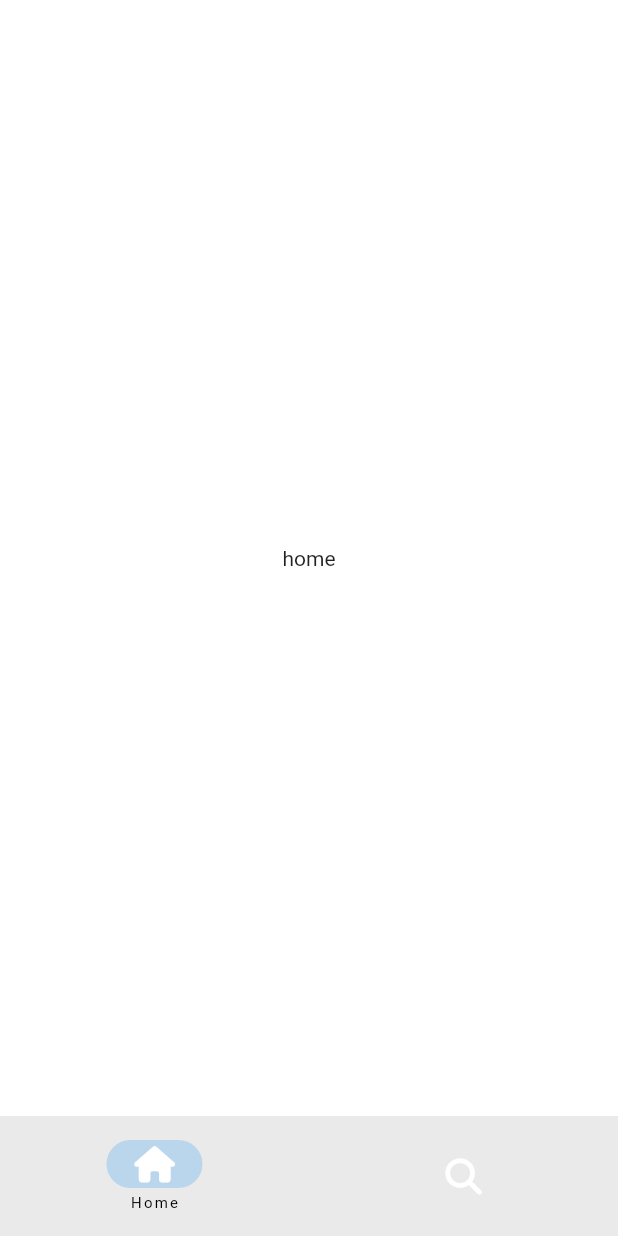
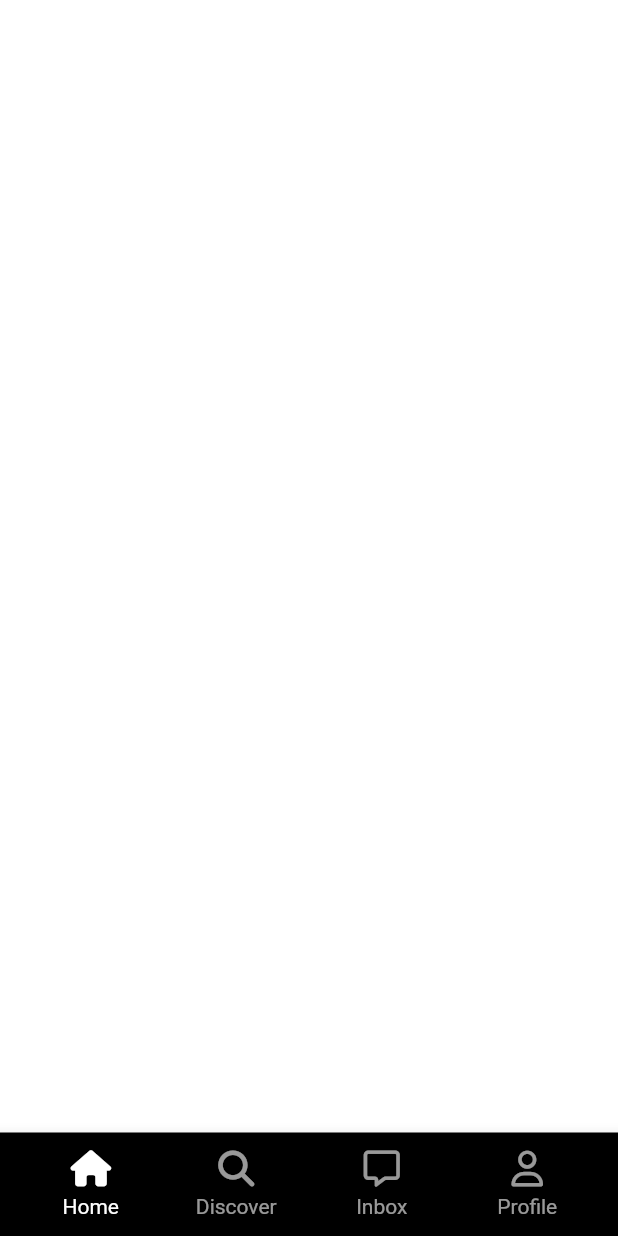
Before and after one commit to BathwithRadio/Flutter-NomadCoder-Tiktok, a Flutter app: the screen it shows after launch, on a phone screen of 412 x 824 dp. Run offline on Flutter 3.47's test engine with Material 2 defaults, Android fonts, the phone set to English and light mode, and no system bars; our stand-ins replace font_awesome_flutter.

Commit message:
Expanded, BottomAppBar with Scaffold

```diff
--- a/tiktok_clone/lib/features/main_navigation/main_navigation_screen.dart
+++ b/tiktok_clone/lib/features/main_navigation/main_navigation_screen.dart
@@ -1,5 +1,7 @@
 import 'package:flutter/material.dart';
 import 'package:font_awesome_flutter/font_awesome_flutter.dart';
+import 'package:tiktok_clone/constants/sizes.dart';
+import 'package:tiktok_clone/features/main_navigation/widgets/nav_tab.dart';
 
 class MainNavigatoinScreen extends StatefulWidget {
   const MainNavigatoinScreen({super.key});
@@ -13,10 +15,16 @@ class _MainNavigatoinScreenState extends State<MainNavigatoinScreen> {
 
   final screens = [
     const Center(
-      child: Text("home"),
+      child: Text(
+        "home",
+        style: TextStyle(fontSize: 49),
+      ),
     ),
     const Center(
-      child: Text("Search"),
+      child: Text(
+        "Search",
+        style: TextStyle(fontSize: 49),
+      ),
     ),
   ];
 
@@ -29,27 +37,40 @@ class _MainNavigatoinScreenState extends State<MainNavigatoinScreen> {
   @override
   Widget build(BuildContext context) {
     return Scaffold(
-      body: screens[_selectedIndex],
-      bottomNavigationBar: NavigationBar(
-        labelBehavior: NavigationDestinationLabelBehavior.onlyShowSelected,
-        selectedIndex: _selectedIndex,
-        onDestinationSelected: _onTap,
-        destinations: const [
-          NavigationDestination(
-            icon: FaIcon(
-              FontAwesomeIcons.house,
-              color: Colors.white,
-            ),
-            label: "Home",
+      bottomNavigationBar: BottomAppBar(
+        color: Colors.black,
+        child: Padding(
+          padding: const EdgeInsets.all(Sizes.size12),
+          child: Row(
+            mainAxisAlignment: MainAxisAlignment.spaceBetween,
+            children: [
+              NavTab(
+                text: "Home",
+                isSelected: _selectedIndex == 0,
+                icon: FontAwesomeIcons.house,
+                onTap: () => _onTap(0),
+              ),
+              NavTab(
+                text: "Discover",
+                isSelected: _selectedIndex == 1,
+                icon: FontAwesomeIcons.magnifyingGlass,
+                onTap: () => _onTap(1),
+              ),
+              NavTab(
+                text: "Inbox",
+                isSelected: _selectedIndex == 3,
+                icon: FontAwesomeIcons.message,
+                onTap: () => _onTap(3),
+              ),
+              NavTab(
+                text: "Profile",
+                isSelected: _selectedIndex == 4,
+                icon: FontAwesomeIcons.user,
+                onTap: () => _onTap(4),
+              ),
+            ],
           ),
-          NavigationDestination(
-            icon: FaIcon(
-              FontAwesomeIcons.magnifyingGlass,
-              color: Colors.white,
-            ),
-            label: "Search",
-          ),
-        ],
+        ),
       ),
     );
   }
--- /dev/null
+++ b/tiktok_clone/lib/features/main_navigation/widgets/nav_tab.dart
@@ -0,0 +1,49 @@
+import 'package:flutter/material.dart';
+import 'package:font_awesome_flutter/font_awesome_flutter.dart';
+import 'package:tiktok_clone/constants/sizes.dart';
+
+class NavTab extends StatelessWidget {
+  const NavTab(
+      {super.key,
+      required this.text,
+      required this.isSelected,
+      required this.icon,
+      required this.onTap});
+
+  final String text;
+  final bool isSelected;
+  final IconData icon;
+  final Function onTap;
+
+  @override
+  Widget build(BuildContext context) {
+    return Expanded(
+      child: GestureDetector(
+        onTap: () => onTap(),
+        child: Container(
+          color: Colors.black,
+          child: AnimatedOpacity(
+            opacity: isSelected ? 1 : 0.6,
+            duration: const Duration(milliseconds: 150),
+            child: Column(
+              mainAxisSize: MainAxisSize.min,
+              children: [
+                FaIcon(
+                  icon,
+                  color: Colors.white,
+                ),
+                const SizedBox(height: Sizes.size5),
+                Text(
+                  text,
+                  style: const TextStyle(
+                    color: Colors.white,
+                  ),
+                ),
+              ],
+            ),
+          ),
+        ),
+      ),
+    );
+  }
+}
--- a/tiktok_clone/lib/main.dart
+++ b/tiktok_clone/lib/main.dart
@@ -27,7 +27,7 @@ class TikTokApp extends StatelessWidget {
               fontWeight: FontWeight.w600,
             )),
       ),
-      home: MainNavigatoinScreen(),
+      home: const MainNavigatoinScreen(),
     );
   }
 }
```
